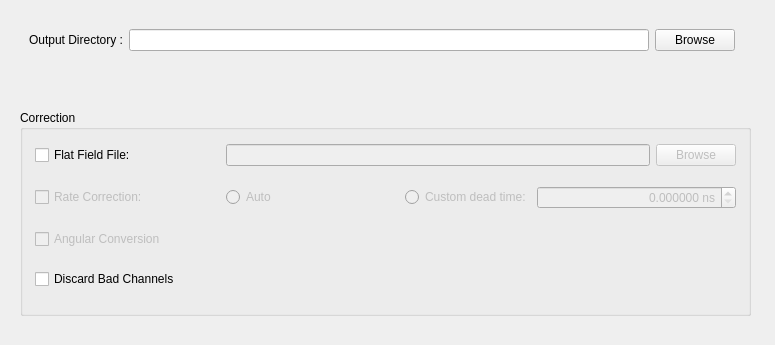
Qt form slsDetectorGui/forms/form_tab_dataoutput.ui (slsdetectorgroup/slsDetectorPackage) before a commit.
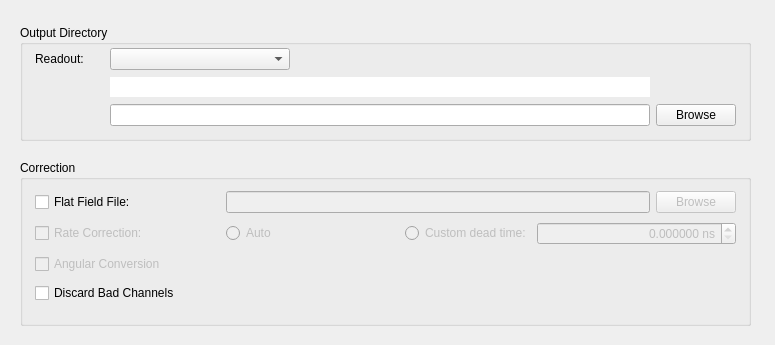
The same form after that commit. Icons and pictures are not drawn.

Commit message: verifying output directory works for receiver based detectors.. before acquisition

```diff
--- a/slsDetectorGui/forms/form_tab_dataoutput.ui
+++ b/slsDetectorGui/forms/form_tab_dataoutput.ui
@@ -35,9 +35,9 @@
    <property name="geometry">
     <rect>
      <x>20</x>
-     <y>110</y>
+     <y>160</y>
      <width>731</width>
-     <height>206</height>
+     <height>166</height>
     </rect>
    </property>
    <property name="title">
@@ -47,12 +47,15 @@
     <property name="geometry">
      <rect>
       <x>15</x>
-      <y>20</y>
+      <y>25</y>
       <width>701</width>
-      <height>176</height>
+      <height>126</height>
      </rect>
     </property>
     <layout class="QGridLayout" name="gridLayout_2">
+     <property name="verticalSpacing">
+      <number>3</number>
+     </property>
      <item row="0" column="0">
       <widget class="QCheckBox" name="chkFlatField">
        <property name="toolTip">
@@ -270,87 +273,212 @@
     </layout>
    </widget>
   </widget>
-  <widget class="QFrame" name="frameOutput">
+  <widget class="QGroupBox" name="boxOutDir">
    <property name="geometry">
     <rect>
-     <x>19</x>
-     <y>20</y>
-     <width>746</width>
-     <height>41</height>
+     <x>20</x>
+     <y>25</y>
+     <width>731</width>
+     <height>116</height>
     </rect>
    </property>
-   <property name="frameShape">
-    <enum>QFrame::NoFrame</enum>
+   <property name="toolTip">
+    <string>&lt;nobr&gt;
+Directory where one saves the data.
+&lt;/nobr&gt;&lt;br&gt;
+ #outdir#
+&lt;br&gt;
+</string>
    </property>
-   <property name="frameShadow">
-    <enum>QFrame::Plain</enum>
+   <property name="title">
+    <string>Output Directory</string>
    </property>
-   <widget class="QWidget" name="horizontalLayoutWidget">
+   <widget class="QFrame" name="frameOutput">
     <property name="geometry">
      <rect>
-      <x>10</x>
-      <y>6</y>
-      <width>706</width>
-      <height>28</height>
+      <x>5</x>
+      <y>10</y>
+      <width>721</width>
+      <height>96</height>
      </rect>
     </property>
-    <layout class="QHBoxLayout" name="layoutOutput">
-     <property name="spacing">
-      <number>-1</number>
+    <property name="toolTip">
+     <string>&lt;nobr&gt;
+Directory where one saves the data.
+&lt;/nobr&gt;&lt;br&gt;
+ #outdir#
+&lt;br&gt;
+</string>
+    </property>
+    <property name="frameShape">
+     <enum>QFrame::NoFrame</enum>
+    </property>
+    <property name="frameShadow">
+     <enum>QFrame::Plain</enum>
+    </property>
+    <widget class="QWidget" name="horizontalLayoutWidget">
+     <property name="geometry">
+      <rect>
+       <x>10</x>
+       <y>10</y>
+       <width>701</width>
+       <height>86</height>
+      </rect>
      </property>
-     <item>
-      <widget class="QLabel" name="lblOutputDir">
-       <property name="sizePolicy">
-        <sizepolicy hsizetype="Fixed" vsizetype="Preferred">
-         <horstretch>0</horstretch>
-         <verstretch>0</verstretch>
-        </sizepolicy>
-       </property>
-       <property name="toolTip">
-        <string>&lt;nobr&gt;
+     <layout class="QGridLayout" name="gridLayout">
+      <property name="verticalSpacing">
+       <number>4</number>
+      </property>
+      <item row="2" column="3">
+       <widget class="QPushButton" name="btnOutputBrowse">
+        <property name="toolTip">
+         <string>&lt;nobr&gt;
 Directory where one saves the data.
 &lt;/nobr&gt;&lt;br&gt;
  #outdir#
 &lt;br&gt;
 </string>
-       </property>
-       <property name="text">
-        <string>Output Directory :</string>
-       </property>
-      </widget>
-     </item>
-     <item>
-      <widget class="QLineEdit" name="dispOutputDir">
-       <property name="toolTip">
-        <string>&lt;nobr&gt;
+        </property>
+        <property name="text">
+         <string>Browse</string>
+        </property>
+        <property name="icon">
+         <iconset resource="../include/icons.qrc">
+          <normaloff>:/icons/images/browse.png</normaloff>:/icons/images/browse.png</iconset>
+        </property>
+       </widget>
+      </item>
+      <item row="1" column="2">
+       <widget class="QLineEdit" name="dispReadOutputDir">
+        <property name="focusPolicy">
+         <enum>Qt::NoFocus</enum>
+        </property>
+        <property name="toolTip">
+         <string>&lt;nobr&gt;
 Directory where one saves the data.
 &lt;/nobr&gt;&lt;br&gt;
  #outdir#
 &lt;br&gt;
 </string>
-       </property>
-      </widget>
-     </item>
-     <item>
-      <widget class="QPushButton" name="btnOutputBrowse">
-       <property name="toolTip">
-        <string>&lt;nobr&gt;
+        </property>
+        <property name="frame">
+         <bool>false</bool>
+        </property>
+        <property name="echoMode">
+         <enum>QLineEdit::Normal</enum>
+        </property>
+        <property name="readOnly">
+         <bool>true</bool>
+        </property>
+       </widget>
+      </item>
+      <item row="2" column="2">
+       <widget class="QLineEdit" name="dispOutputDir">
+        <property name="focusPolicy">
+         <enum>Qt::StrongFocus</enum>
+        </property>
+        <property name="toolTip">
+         <string>&lt;nobr&gt;
 Directory where one saves the data.
 &lt;/nobr&gt;&lt;br&gt;
  #outdir#
 &lt;br&gt;
 </string>
-       </property>
-       <property name="text">
-        <string>Browse</string>
-       </property>
-       <property name="icon">
-        <iconset resource="../include/icons.qrc">
-         <normaloff>:/icons/images/browse.png</normaloff>:/icons/images/browse.png</iconset>
-       </property>
-      </widget>
-     </item>
-    </layout>
+        </property>
+       </widget>
+      </item>
+      <item row="0" column="0">
+       <widget class="QLabel" name="lblDetector">
+        <property name="sizePolicy">
+         <sizepolicy hsizetype="Fixed" vsizetype="Preferred">
+          <horstretch>0</horstretch>
+          <verstretch>0</verstretch>
+         </sizepolicy>
+        </property>
+        <property name="palette">
+         <palette>
+          <active>
+           <colorrole role="WindowText">
+            <brush brushstyle="SolidPattern">
+             <color alpha="255">
+              <red>2</red>
+              <green>2</green>
+              <blue>2</blue>
+             </color>
+            </brush>
+           </colorrole>
+          </active>
+          <inactive>
+           <colorrole role="WindowText">
+            <brush brushstyle="SolidPattern">
+             <color alpha="255">
+              <red>0</red>
+              <green>0</green>
+              <blue>0</blue>
+             </color>
+            </brush>
+           </colorrole>
+          </inactive>
+          <disabled>
+           <colorrole role="WindowText">
+            <brush brushstyle="SolidPattern">
+             <color alpha="255">
+              <red>119</red>
+              <green>119</green>
+              <blue>119</blue>
+             </color>
+            </brush>
+           </colorrole>
+          </disabled>
+         </palette>
+        </property>
+        <property name="toolTip">
+         <string>&lt;nobr&gt;
+Directory where one saves the data.
+&lt;/nobr&gt;&lt;br&gt;
+ #outdir#
+&lt;br&gt;
+</string>
+        </property>
+        <property name="text">
+         <string>Readout:</string>
+        </property>
+       </widget>
+      </item>
+      <item row="0" column="2">
+       <widget class="QComboBox" name="comboDetector">
+        <property name="sizePolicy">
+         <sizepolicy hsizetype="Fixed" vsizetype="Fixed">
+          <horstretch>0</horstretch>
+          <verstretch>0</verstretch>
+         </sizepolicy>
+        </property>
+        <property name="minimumSize">
+         <size>
+          <width>180</width>
+          <height>0</height>
+         </size>
+        </property>
+       </widget>
+      </item>
+      <item row="0" column="1">
+       <spacer name="horizontalSpacer">
+        <property name="orientation">
+         <enum>Qt::Horizontal</enum>
+        </property>
+        <property name="sizeType">
+         <enum>QSizePolicy::Fixed</enum>
+        </property>
+        <property name="sizeHint" stdset="0">
+         <size>
+          <width>20</width>
+          <height>20</height>
+         </size>
+        </property>
+       </spacer>
+      </item>
+     </layout>
+    </widget>
    </widget>
   </widget>
  </widget>
```
Left out of the diff: 6 changed lines with no effect on the pictures. The commit also changes 5 other files.
